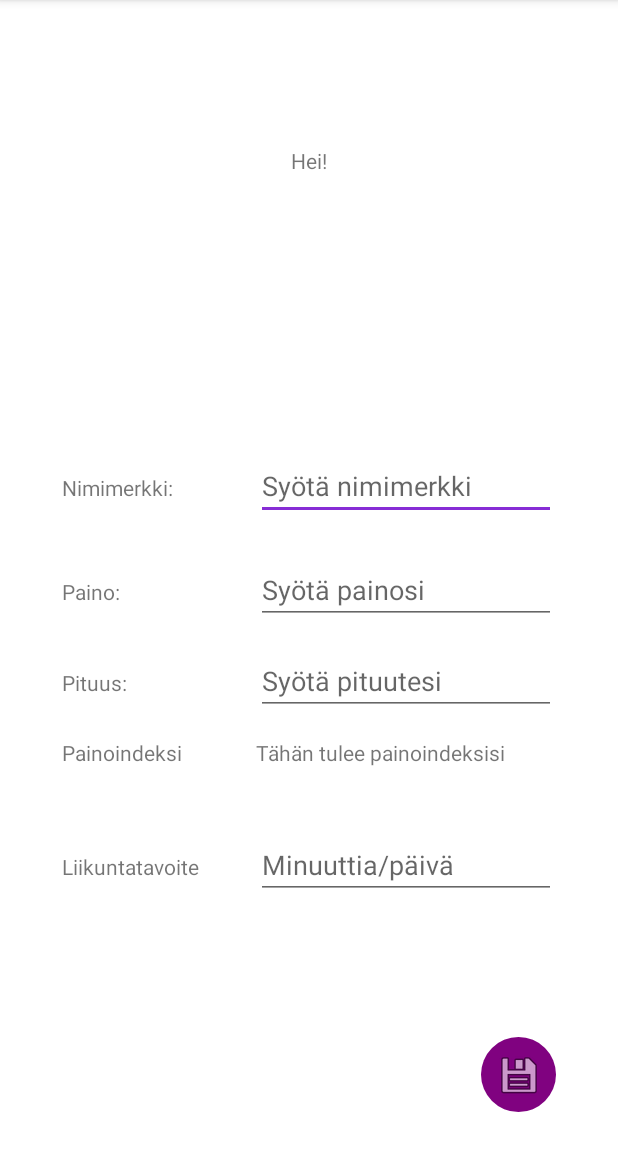
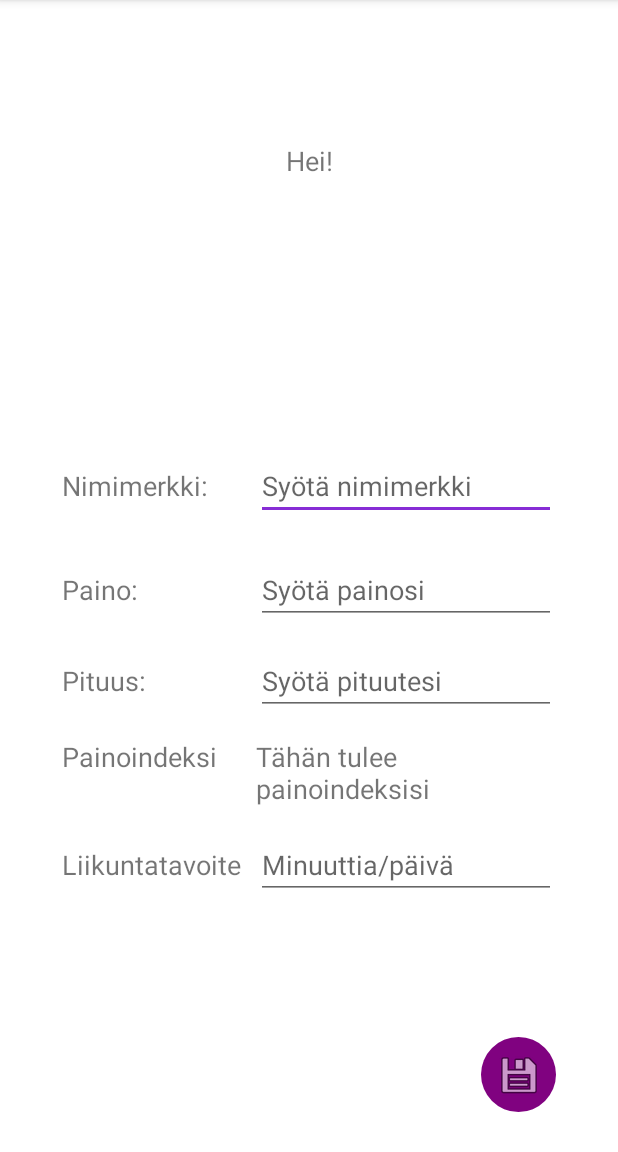
Before and after one commit to teamOliot/StayActiveTrainingApp, an Android app: the UserProfileActivity screen opened directly, with no data from a screen before it, on a phone screen of 412 x 824 dp, the part 84-1236 px from its top. Run offline under Robolectric (Android 15) with nearby library versions, the phone set to English and light mode, and no system bars.

Commit message:
changed fonts

```diff
--- a/app/src/main/java/com/metropolia/stayactive/UserProfileActivity.java
+++ b/app/src/main/java/com/metropolia/stayactive/UserProfileActivity.java
@@ -89,6 +89,8 @@
     }
 
     // Method for updating UI (edit text views)
+
+
     public void updateUI() {
         editTextUserName = findViewById(R.id.editTextUserNameValue);
         editTextUserName.setText(userProfile.getUserName());
--- /dev/null
+++ b/app/src/main/res/drawable/list_gradient.xml
@@ -0,0 +1,5 @@
+<?xml version="1.0" encoding="utf-8"?>
+<selector xmlns:android="http://schemas.android.com/apk/res/android">
+    <item android:state_pressed="true" android:drawable="@drawable/list_gradient_pressed" />
+    <item android:drawable="@drawable/list_gradient_normal" />
+</selector>
--- a/app/src/main/res/layout/activity_add_new_training.xml
+++ b/app/src/main/res/layout/activity_add_new_training.xml
@@ -21,7 +21,6 @@
         android:layout_width="271dp"
         android:layout_height="53dp"
         android:layout_marginTop="48dp"
-        android:fontFamily="sans-serif-light"
         android:hint="Kesto minuutteina"
         android:inputType="number"
         style="@style/FontSizeUniform"
--- a/app/src/main/res/layout/activity_list_view_trainings.xml
+++ b/app/src/main/res/layout/activity_list_view_trainings.xml
@@ -55,7 +55,9 @@
         app:layout_constraintBottom_toBottomOf="parent"
         app:layout_constraintEnd_toEndOf="parent"
         app:layout_constraintStart_toStartOf="parent"
-        app:layout_constraintTop_toTopOf="parent"></ListView>
+        app:layout_constraintTop_toTopOf="parent">
+
+    </ListView>
 
     <Button
         android:id="@+id/buttonAddTraining"
--- a/app/src/main/res/layout/activity_training_details.xml
+++ b/app/src/main/res/layout/activity_training_details.xml
@@ -12,6 +12,7 @@
         android:layout_height="wrap_content"
         android:layout_marginTop="64dp"
         android:text="TextView"
+        style="@style/FontSizeUniform"
         app:layout_constraintEnd_toStartOf="@+id/guidelineVerticalRight"
         app:layout_constraintStart_toStartOf="@+id/guidelineVerticalLeft"
         app:layout_constraintTop_toTopOf="@+id/guidelineHorizontalTop" />
@@ -22,6 +23,7 @@
         android:layout_height="wrap_content"
         android:layout_marginTop="52dp"
         android:text="TextView"
+        style="@style/FontSizeUniform"
         app:layout_constraintEnd_toStartOf="@+id/guidelineVerticalRight"
         app:layout_constraintHorizontal_bias="0.498"
         app:layout_constraintStart_toStartOf="@+id/guidelineVerticalLeft"
@@ -32,6 +34,7 @@
         android:layout_width="wrap_content"
         android:layout_height="wrap_content"
         android:text="TextView"
+        style="@style/FontSizeUniform"
         app:layout_constraintBottom_toTopOf="@+id/guidelineHorizontalCenter"
         app:layout_constraintEnd_toStartOf="@+id/guidelineVerticalRight"
         app:layout_constraintHorizontal_bias="0.501"
--- a/app/src/main/res/layout/activity_user_profile.xml
+++ b/app/src/main/res/layout/activity_user_profile.xml
@@ -14,6 +14,7 @@
         android:layout_marginTop="20dp"
         android:layout_marginBottom="184dp"
         android:text="@string/tv_user_greeting"
+        style="@style/FontSizeUniform"
         app:layout_constraintBottom_toTopOf="@+id/editTextUserNameValue"
         app:layout_constraintEnd_toEndOf="parent"
         app:layout_constraintStart_toStartOf="parent"
@@ -24,6 +25,7 @@
         android:layout_width="wrap_content"
         android:layout_height="wrap_content"
         android:text="@string/tv_user_name"
+        style="@style/FontSizeUniform"
         app:layout_constraintBaseline_toBaselineOf="@+id/editTextUserNameValue"
         app:layout_constraintStart_toStartOf="@+id/guidelineVerticalLeft" />
 
@@ -32,6 +34,7 @@
         android:layout_width="wrap_content"
         android:layout_height="wrap_content"
         android:text="@string/tv_weight"
+        style="@style/FontSizeUniform"
         app:layout_constraintBaseline_toBaselineOf="@+id/editTextWeightValue"
         app:layout_constraintStart_toStartOf="@+id/guidelineVerticalLeft" />
 
@@ -40,6 +43,7 @@
         android:layout_width="wrap_content"
         android:layout_height="wrap_content"
         android:text="@string/tv_height"
+        style="@style/FontSizeUniform"
         app:layout_constraintBaseline_toBaselineOf="@+id/editTextHeightValue"
         app:layout_constraintStart_toStartOf="@+id/guidelineVerticalLeft" />
 
@@ -48,6 +52,7 @@
         android:layout_width="wrap_content"
         android:layout_height="wrap_content"
         android:text="@string/tv_BMI"
+        style="@style/FontSizeUniform"
         app:layout_constraintBaseline_toBaselineOf="@+id/tvBMIvalue"
         app:layout_constraintStart_toStartOf="@+id/guidelineVerticalLeft" />
 
@@ -58,9 +63,9 @@
         android:layout_width="200sp"
         android:layout_height="45sp"
         android:layout_marginBottom="24dp"
-        android:ems="10"
         android:hint="@string/edit_text_user_name_value"
         android:inputType="textPersonName"
+        style="@style/FontSizeUniform"
         app:layout_constraintBottom_toTopOf="@+id/editTextWeightValue"
         app:layout_constraintEnd_toStartOf="@+id/guidelineVerticalRight"
         android:autofillHints="newUsername" />
@@ -73,6 +78,7 @@
         android:ems="10"
         android:hint="@string/edit_text_weight_value"
         android:inputType="number"
+        style="@style/FontSizeUniform"
         app:layout_constraintBottom_toTopOf="@+id/editTextHeightValue"
         app:layout_constraintEnd_toStartOf="@+id/guidelineVerticalRight"
         android:importantForAutofill="no" />
@@ -82,9 +88,9 @@
         android:layout_width="200sp"
         android:layout_height="45sp"
         android:layout_marginBottom="15dp"
-        android:ems="10"
         android:hint="@string/edit_text_height_value"
         android:inputType="number"
+        style="@style/FontSizeUniform"
         app:layout_constraintBottom_toTopOf="@+id/tvBMIvalue"
         app:layout_constraintEnd_toStartOf="@+id/guidelineVerticalRight"
         android:importantForAutofill="no" />
@@ -94,9 +100,9 @@
         android:layout_width="200sp"
         android:layout_height="45sp"
         android:layout_marginTop="15sp"
-        android:ems="10"
         android:hint="@string/edit_text_exercise_goal"
         android:inputType="number"
+        style="@style/FontSizeUniform"
         app:layout_constraintBottom_toTopOf="@+id/guidelineHorizontalBottom"
         app:layout_constraintEnd_toStartOf="@+id/guidelineVerticalRight"
         app:layout_constraintTop_toTopOf="@+id/guidelineHorizontalCenter"
@@ -108,6 +114,7 @@
         android:layout_width="200sp"
         android:layout_height="45sp"
         android:text="@string/tv_BMI_result"
+        style="@style/FontSizeUniform"
         app:layout_constraintBottom_toTopOf="@+id/guidelineHorizontalCenter"
         app:layout_constraintEnd_toStartOf="@+id/guidelineVerticalRight" />
 
@@ -116,6 +123,7 @@
         android:layout_width="wrap_content"
         android:layout_height="wrap_content"
         android:text="@string/tv_exercise_goal"
+        style="@style/FontSizeUniform"
         app:layout_constraintBaseline_toBaselineOf="@+id/editTextExerciseGoalValue"
         app:layout_constraintStart_toStartOf="@+id/guidelineVerticalLeft" />
     <!--This is image button for saving user input info-->
--- a/app/src/main/res/layout/list_item_layout.xml
+++ b/app/src/main/res/layout/list_item_layout.xml
@@ -1,8 +1,9 @@
 <?xml version="1.0" encoding="utf-8"?>
 
 <TextView
-    android:textSize="30sp"
     android:layout_width="wrap_content"
     android:layout_height="wrap_content"
+    style="@style/FontSizeUniform"
     xmlns:android="http://schemas.android.com/apk/res/android"
+    android:background="@drawable/list_gradient_normal"
     />
--- a/app/src/main/res/values/styles.xml
+++ b/app/src/main/res/values/styles.xml
@@ -1,6 +1,6 @@
 <?xml version="1.0" encoding="utf-8"?>
 <resources>
     <style name="FontSizeUniform">
-    <item name="android:textSize">20sp</item>
+    <item name="android:textSize">18sp</item>
 </style>
 </resources>
```
Also changed, not shown: app/src/main/res/drawable/list_gradient_normal.xml (added, +8 -0 lines), app/src/main/res/drawable/list_gradient_pressed.xml (added, +8 -0 lines).
